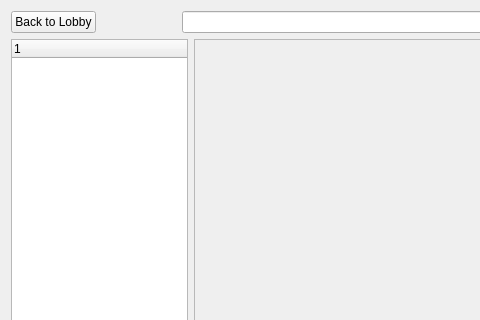
Old version of the form resource/ui/charselect.ui in the repository AttorneyOnline/AO2-Client; both pictures show x 0 to 480 and y 0 to 320 of the 649 by 470 pixel window.
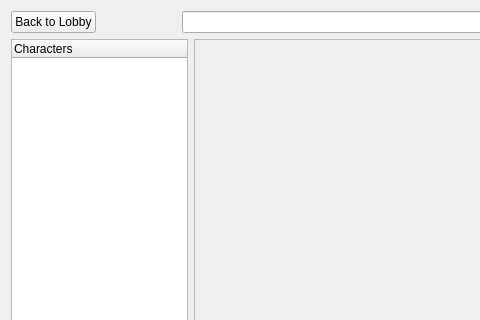
New version of the form.

Commit message:
Continued work on new character select
* Now allow resizing.
* Added context menu on buttons and items:
  * Select <character>
  * Edit <character>/char.ini
  * Open character folder <character>
* Characters taken can be filtered out.
* Can filter out characters.

The edit to the form file:
```diff
--- a/resource/ui/charselect.ui
+++ b/resource/ui/charselect.ui
@@ -63,7 +63,7 @@
        </property>
        <column>
         <property name="text">
-         <string notr="true">1</string>
+         <string notr="true">Characters</string>
         </property>
        </column>
       </widget>
```
Left out of the diff: 2 changed lines with no effect on the pictures. The commit also changes 7 other files.
